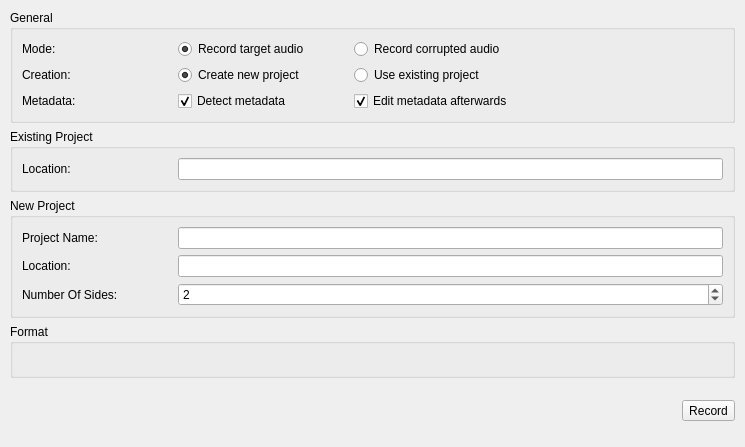
The window that code/interface/vimainwindow/forms/viprojectrecordingwidget.ui (visore/Visore) describes before a commit, drawn with Qt 5.
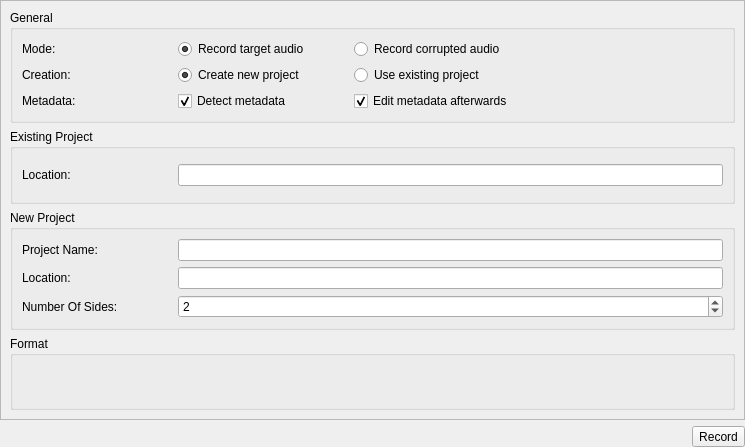
The same window after the commit. Custom widgets are drawn as their Qt base class.

What changed in the file:
```diff
--- a/code/interface/vimainwindow/forms/viprojectrecordingwidget.ui
+++ b/code/interface/vimainwindow/forms/viprojectrecordingwidget.ui
@@ -24,17 +24,70 @@
   </property>
   <layout class="QGridLayout" name="gridLayout">
    <property name="leftMargin">
-    <number>10</number>
+    <number>0</number>
    </property>
    <property name="topMargin">
-    <number>10</number>
+    <number>0</number>
    </property>
    <property name="rightMargin">
-    <number>10</number>
+    <number>0</number>
    </property>
    <property name="bottomMargin">
-    <number>10</number>
+    <number>0</number>
    </property>
+   <item row="1" column="0">
+    <widget class="QWidget" name="widget_3" native="true">
+     <layout class="QGridLayout" name="gridLayout_4">
+      <property name="leftMargin">
+       <number>0</number>
+      </property>
+      <property name="topMargin">
+       <number>0</number>
+      </property>
+      <property name="rightMargin">
+       <number>0</number>
+      </property>
+      <property name="bottomMargin">
+       <number>0</number>
+      </property>
+      <item row="0" column="0">
+       <spacer name="horizontalSpacer">
+        <property name="orientation">
+         <enum>Qt::Horizontal</enum>
+        </property>
+        <property name="sizeHint" stdset="0">
+         <size>
+          <width>40</width>
+          <height>20</height>
+         </size>
+        </property>
+       </spacer>
+      </item>
+      <item row="0" column="1">
+       <widget class="ViButton" name="startButton">
+        <property name="text">
+         <string>Record</string>
+        </property>
+       </widget>
+      </item>
+     </layout>
+    </widget>
+   </item>
+   <item row="0" column="0">
+    <widget class="QScrollArea" name="scrollArea">
+     <property name="widgetResizable">
+      <bool>true</bool>
+     </property>
+     <widget class="QWidget" name="scrollAreaWidgetContents">
+      <property name="geometry">
+       <rect>
+        <x>0</x>
+        <y>0</y>
+        <width>743</width>
+        <height>414</height>
+       </rect>
+      </property>
+      <layout class="QGridLayout" name="gridLayout_7">
    <item row="0" column="0">
     <widget class="QGroupBox" name="groupBox_4">
      <property name="title">
@@ -291,18 +344,6 @@
      </layout>
     </widget>
    </item>
-   <item row="3" column="0">
-    <widget class="QGroupBox" name="groupBox_2">
-     <property name="title">
-      <string>Format</string>
-     </property>
-     <layout class="QGridLayout" name="gridLayout_3">
-      <item row="0" column="0">
-       <widget class="ViFormatWidget" name="formatWidget" native="true"/>
-      </item>
-     </layout>
-    </widget>
-   </item>
    <item row="2" column="0">
     <widget class="QGroupBox" name="newGroup">
      <property name="title">
@@ -391,42 +432,20 @@
      </layout>
     </widget>
    </item>
-   <item row="4" column="0">
-    <widget class="QWidget" name="widget_3" native="true">
-     <layout class="QGridLayout" name="gridLayout_4">
-      <property name="leftMargin">
-       <number>0</number>
-      </property>
-      <property name="topMargin">
-       <number>0</number>
-      </property>
-      <property name="rightMargin">
-       <number>0</number>
-      </property>
-      <property name="bottomMargin">
-       <number>0</number>
-      </property>
+       <item row="3" column="0">
+        <widget class="QGroupBox" name="groupBox_2">
+         <property name="title">
+          <string>Format</string>
+         </property>
+         <layout class="QGridLayout" name="gridLayout_3">
       <item row="0" column="0">
-       <spacer name="horizontalSpacer">
-        <property name="orientation">
-         <enum>Qt::Horizontal</enum>
-        </property>
-        <property name="sizeHint" stdset="0">
-         <size>
-          <width>40</width>
-          <height>20</height>
-         </size>
-        </property>
-       </spacer>
-      </item>
-      <item row="0" column="1">
-       <widget class="ViButton" name="startButton">
-        <property name="text">
-         <string>Record</string>
-        </property>
+           <widget class="ViFormatWidget" name="formatWidget" native="true"/>
+          </item>
+         </layout>
        </widget>
       </item>
      </layout>
+     </widget>
     </widget>
    </item>
   </layout>
```
Lines whose indentation alone changed are shown as unchanged.
